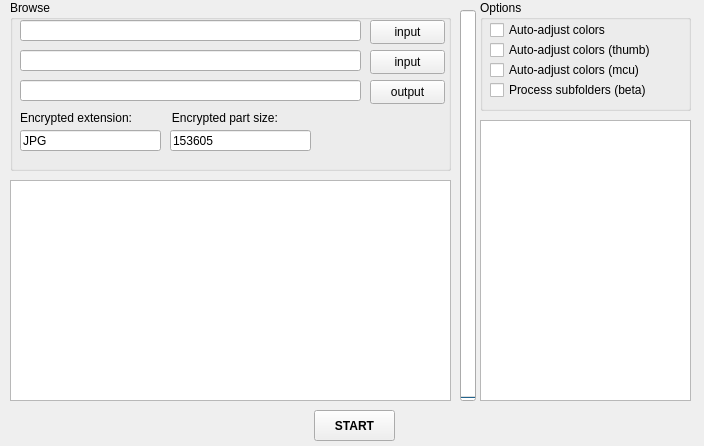
Old version of the form views/Sreen/GUI.ui in the repository VQD-BSV-Official/AutoRecoveryJpeg.
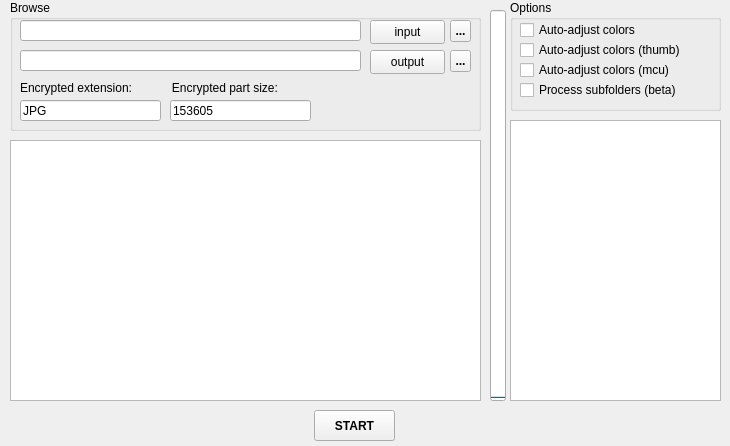
New version of the form. Icons and pictures are not drawn.

Commit message: Resolve merge conflicts

Diff of the .ui file:
```diff
--- a/views/Sreen/GUI.ui
+++ b/views/Sreen/GUI.ui
@@ -6,7 +6,7 @@
    <rect>
     <x>0</x>
     <y>0</y>
-    <width>704</width>
+    <width>730</width>
     <height>446</height>
    </rect>
   </property>
@@ -23,8 +23,8 @@
      <rect>
       <x>10</x>
       <y>0</y>
-      <width>441</width>
-      <height>171</height>
+      <width>471</width>
+      <height>131</height>
      </rect>
     </property>
     <property name="title">
@@ -34,7 +34,7 @@
      <property name="geometry">
       <rect>
        <x>10</x>
-       <y>50</y>
+       <y>20</y>
        <width>341</width>
        <height>21</height>
       </rect>
@@ -50,7 +50,7 @@
      <property name="geometry">
       <rect>
        <x>10</x>
-       <y>80</y>
+       <y>50</y>
        <width>341</width>
        <height>21</height>
       </rect>
@@ -60,7 +60,7 @@
      <property name="geometry">
       <rect>
        <x>360</x>
-       <y>50</y>
+       <y>20</y>
        <width>75</width>
        <height>24</height>
       </rect>
@@ -73,7 +73,7 @@
      <property name="geometry">
       <rect>
        <x>360</x>
-       <y>80</y>
+       <y>50</y>
        <width>75</width>
        <height>24</height>
       </rect>
@@ -86,7 +86,7 @@
      <property name="geometry">
       <rect>
        <x>10</x>
-       <y>130</y>
+       <y>100</y>
        <width>141</width>
        <height>21</height>
       </rect>
@@ -99,7 +99,7 @@
      <property name="geometry">
       <rect>
        <x>160</x>
-       <y>130</y>
+       <y>100</y>
        <width>141</width>
        <height>21</height>
       </rect>
@@ -112,7 +112,7 @@
      <property name="geometry">
       <rect>
        <x>10</x>
-       <y>110</y>
+       <y>80</y>
        <width>291</width>
        <height>16</height>
       </rect>
@@ -121,33 +121,40 @@
       <string>Encrypted extension:            Encrypted part size:</string>
      </property>
     </widget>
-    <widget class="QLineEdit" name="le_input_2">
+    <widget class="QToolButton" name="tbtn_1">
      <property name="geometry">
       <rect>
-       <x>10</x>
+       <x>440</x>
        <y>20</y>
-       <width>341</width>
-       <height>21</height>
+       <width>21</width>
+       <height>22</height>
       </rect>
      </property>
-     <property name="inputMask">
-      <string/>
+     <property name="font">
+      <font>
+       <bold>true</bold>
+      </font>
      </property>
      <property name="text">
-      <string/>
+      <string>...</string>
      </property>
     </widget>
-    <widget class="QPushButton" name="btn_input_2">
+    <widget class="QToolButton" name="tbtn_2">
      <property name="geometry">
       <rect>
-       <x>360</x>
-       <y>20</y>
-       <width>75</width>
-       <height>24</height>
+       <x>440</x>
+       <y>50</y>
+       <width>21</width>
+       <height>22</height>
       </rect>
      </property>
+     <property name="font">
+      <font>
+       <bold>true</bold>
+      </font>
+     </property>
      <property name="text">
-      <string>input</string>
+      <string>...</string>
      </property>
     </widget>
    </widget>
@@ -172,7 +179,7 @@
    <widget class="QGroupBox" name="grp_options">
     <property name="geometry">
      <rect>
-      <x>480</x>
+      <x>510</x>
       <y>0</y>
       <width>211</width>
       <height>111</height>
@@ -237,7 +244,7 @@
    <widget class="QProgressBar" name="pb_progress">
     <property name="geometry">
      <rect>
-      <x>460</x>
+      <x>490</x>
       <y>10</y>
       <width>16</width>
       <height>391</height>
@@ -259,7 +266,7 @@
    <widget class="QTextBrowser" name="text_log">
     <property name="geometry">
      <rect>
-      <x>480</x>
+      <x>510</x>
       <y>120</y>
       <width>211</width>
       <height>281</height>
@@ -280,9 +287,9 @@
     <property name="geometry">
      <rect>
       <x>10</x>
-      <y>180</y>
-      <width>441</width>
-      <height>221</height>
+      <y>140</y>
+      <width>471</width>
+      <height>261</height>
      </rect>
     </property>
     <property name="verticalScrollBarPolicy">
```
Left out of the diff: 2 changed lines with no effect on the pictures. The commit also changes 2 other files.
